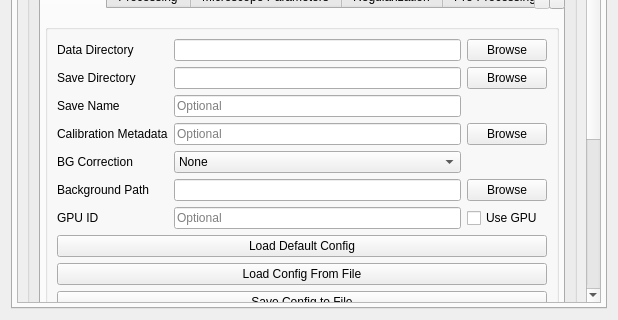
First picture: the form in recOrder/plugin/qtdesigner/recOrder_calibration_v5.ui, repository mehta-lab/waveorder, before the edit; both pictures show x 0 to 618 and y 658 to 978 of the 618 by 978 pixel window.
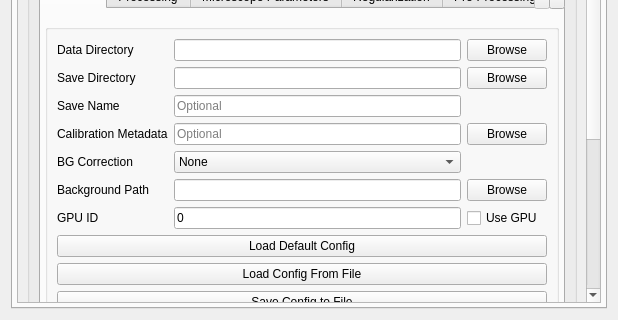
Second picture: the form after the edit. The open tabs and pages were chosen to show the change. Custom widgets are drawn as their Qt base class.

```diff
--- a/recOrder/plugin/qtdesigner/recOrder_calibration_v5.ui
+++ b/recOrder/plugin/qtdesigner/recOrder_calibration_v5.ui
@@ -1420,6 +1420,9 @@
                          <verstretch>0</verstretch>
                         </sizepolicy>
                        </property>
+                       <property name="text">
+                        <string>0</string>
+                       </property>
                        <property name="placeholderText">
                         <string>Optional</string>
                        </property>
```
Left out of the diff: 2 changed lines with no effect on the pictures.
